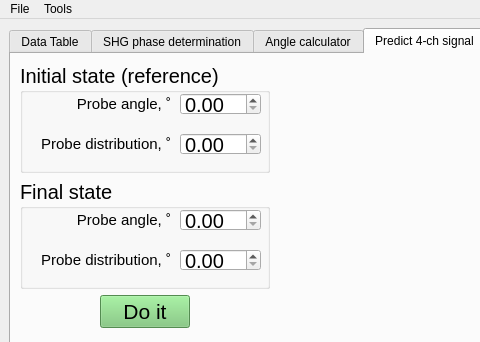
This is src/main/python/easyAMPS_maingui.ui in bd-delnatan/easyAMPS as Qt 5 draws it before an edit; both pictures show x 0 to 480 and y 0 to 342 of the 1019 by 774 pixel window. The edited form follows.
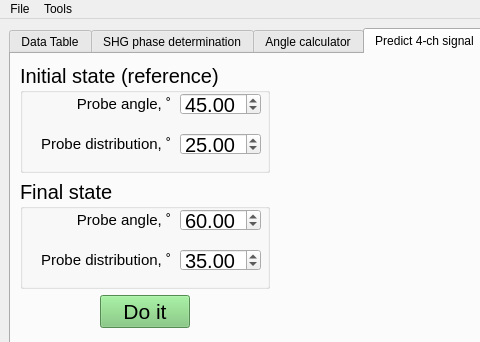
This is the edited form. The open tabs and pages were chosen to show the change. Custom widgets are drawn as their Qt base class.

Commit message: re-add default values for 4-ch predictor

```diff
--- a/src/main/python/easyAMPS_maingui.ui
+++ b/src/main/python/easyAMPS_maingui.ui
@@ -591,6 +591,15 @@
                <height>22</height>
               </rect>
              </property>
+             <property name="minimum">
+              <double>0.000000000000000</double>
+             </property>
+             <property name="maximum">
+              <double>89.900000000000006</double>
+             </property>
+             <property name="value">
+              <double>45.000000000000000</double>
+             </property>
             </widget>
             <widget class="QDoubleSpinBox" name="referenceDistributionSpinBox">
              <property name="geometry">
@@ -601,6 +610,15 @@
                <height>22</height>
               </rect>
              </property>
+             <property name="minimum">
+              <double>2.000000000000000</double>
+             </property>
+             <property name="maximum">
+              <double>70.000000000000000</double>
+             </property>
+             <property name="value">
+              <double>25.000000000000000</double>
+             </property>
             </widget>
             <zorder>label_8</zorder>
             <zorder>label_7</zorder>
@@ -681,6 +699,12 @@
                <height>22</height>
               </rect>
              </property>
+             <property name="maximum">
+              <double>89.900000000000006</double>
+             </property>
+             <property name="value">
+              <double>60.000000000000000</double>
+             </property>
             </widget>
             <widget class="QDoubleSpinBox" name="targetDistributionSpinBox">
              <property name="geometry">
@@ -691,6 +715,15 @@
                <height>22</height>
               </rect>
              </property>
+             <property name="minimum">
+              <double>2.000000000000000</double>
+             </property>
+             <property name="maximum">
+              <double>70.000000000000000</double>
+             </property>
+             <property name="value">
+              <double>35.000000000000000</double>
+             </property>
             </widget>
            </widget>
           </item>
```
The commit also changes 1 other file.
